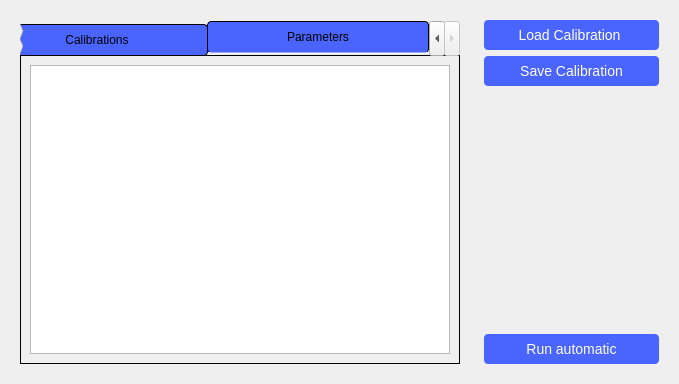
Before: the Qt Designer form ui/manualcalibration.ui in analogdevicesinc/scopy, drawn with Qt 5.
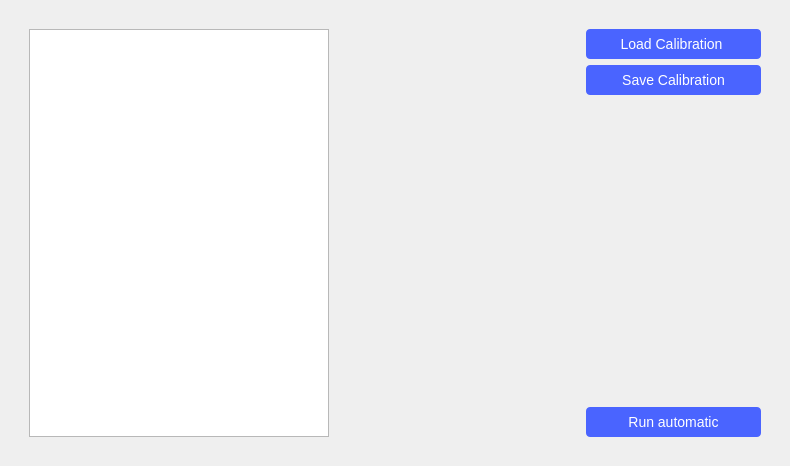
After: the same form once the commit is applied. The open tabs and pages were chosen to show the change. Custom widgets are drawn as their Qt base class.

Commit message:
ManualCalibration: Rework UI
This is a ui rework for the manual calibration tool.

Changes:
- redo the calibration list
- add calibration paramater table and autocalibration table
to the story widget

The edit to the form file:
```diff
--- a/ui/manualcalibration.ui
+++ b/ui/manualcalibration.ui
@@ -6,8 +6,8 @@
    <rect>
     <x>0</x>
     <y>0</y>
-    <width>679</width>
-    <height>384</height>
+    <width>790</width>
+    <height>466</height>
    </rect>
   </property>
   <property name="windowTitle">
@@ -143,58 +143,88 @@
  	font-style:normal
 }</string>
   </property>
-  <layout class="QHBoxLayout" name="horizontalLayout">
+  <layout class="QVBoxLayout" name="verticalLayout_2">
    <item>
-    <widget class="adiscope::DetachDragZone" name="ListWidget" native="true">
+    <widget class="QWidget" name="TopWidget" native="true">
+     <property name="sizePolicy">
+      <sizepolicy hsizetype="Preferred" vsizetype="MinimumExpanding">
+       <horstretch>0</horstretch>
+       <verstretch>0</verstretch>
+      </sizepolicy>
+     </property>
+     <layout class="QHBoxLayout" name="horizontalLayout_4">
+      <item>
+       <widget class="QWidget" name="ListWidget" native="true">
+        <property name="autoFillBackground">
+         <bool>false</bool>
+        </property>
      <layout class="QHBoxLayout" name="horizontalLayout_2">
       <item>
-       <widget class="QTabWidget" name="tabWidget">
-        <property name="styleSheet">
-         <string notr="true">QTabBar::tab
- {  
-	width: 200px; 
-	height: 20px;
-}</string>
-        </property>
-        <property name="currentIndex">
-         <number>0</number>
-        </property>
-        <widget class="QWidget" name="calibrations">
-         <attribute name="title">
-          <string>Calibrations</string>
-         </attribute>
+          <widget class="QListWidget" name="calibList">
+           <property name="sizePolicy">
+            <sizepolicy hsizetype="Fixed" vsizetype="Preferred">
+             <horstretch>0</horstretch>
+             <verstretch>0</verstretch>
+            </sizepolicy>
+           </property>
+           <property name="minimumSize">
+            <size>
+             <width>300</width>
+             <height>0</height>
+            </size>
+           </property>
+           <property name="font">
+            <font>
+             <family>DejaVu Sans</family>
+             <pointsize>14</pointsize>
+             <weight>9</weight>
+             <italic>false</italic>
+             <bold>false</bold>
+            </font>
+           </property>
+          </widget>
+         </item>
+        </layout>
+       </widget>
+      </item>
+      <item>
+       <widget class="QWidget" name="storyWidget" native="true">
+        <property name="sizePolicy">
+         <sizepolicy hsizetype="MinimumExpanding" vsizetype="Preferred">
+          <horstretch>0</horstretch>
+          <verstretch>0</verstretch>
+         </sizepolicy>
+        </property>
+        <property name="minimumSize">
+         <size>
+          <width>0</width>
+          <height>0</height>
+         </size>
+        </property>
          <layout class="QHBoxLayout" name="horizontalLayout_3">
-          <item>
-           <widget class="QListWidget" name="calibList"/>
-          </item>
-         </layout>
-        </widget>
-        <widget class="QWidget" name="parameters">
+         <property name="bottomMargin">
+          <number>0</number>
+         </property>
+        </layout>
+       </widget>
+      </item>
+      <item>
+       <widget class="QWidget" name="SideBar" native="true">
          <property name="sizePolicy">
-          <sizepolicy hsizetype="Preferred" vsizetype="Preferred">
+         <sizepolicy hsizetype="Maximum" vsizetype="Preferred">
            <horstretch>0</horstretch>
-           <verstretch>3</verstretch>
-          </sizepolicy>
-         </property>
-         <attribute name="title">
-          <string>Parameters</string>
-         </attribute>
-         <layout class="QHBoxLayout" name="horizontalLayout_4">
-          <item>
-           <widget class="QTableWidget" name="paramTable"/>
-          </item>
-         </layout>
-        </widget>
-       </widget>
-      </item>
-     </layout>
-    </widget>
-   </item>
-   <item>
-    <widget class="adiscope::DetachDragZone" name="SideBar" native="true">
+          <verstretch>0</verstretch>
+         </sizepolicy>
+        </property>
      <layout class="QVBoxLayout" name="verticalLayout">
       <item>
        <widget class="QPushButton" name="loadButton">
+           <property name="sizePolicy">
+            <sizepolicy hsizetype="Preferred" vsizetype="Preferred">
+             <horstretch>0</horstretch>
+             <verstretch>0</verstretch>
+            </sizepolicy>
+           </property>
         <property name="text">
          <string>Load Calibration </string>
         </property>
@@ -202,6 +232,12 @@
       </item>
       <item>
        <widget class="QPushButton" name="saveButton">
+           <property name="sizePolicy">
+            <sizepolicy hsizetype="Preferred" vsizetype="Preferred">
+             <horstretch>0</horstretch>
+             <verstretch>0</verstretch>
+            </sizepolicy>
+           </property>
         <property name="text">
          <string>Save Calibration</string>
         </property>
@@ -222,6 +258,12 @@
       </item>
       <item>
        <widget class="QPushButton" name="autoButton">
+           <property name="sizePolicy">
+            <sizepolicy hsizetype="Preferred" vsizetype="Preferred">
+             <horstretch>0</horstretch>
+             <verstretch>0</verstretch>
+            </sizepolicy>
+           </property>
         <property name="styleSheet">
          <string notr="true">global.qss</string>
         </property>
@@ -235,14 +277,9 @@
    </item>
   </layout>
  </widget>
- <customwidgets>
-  <customwidget>
-   <class>adiscope::DetachDragZone</class>
-   <extends>QWidget</extends>
-   <header>detachdragzone.h</header>
-   <container>1</container>
-  </customwidget>
- </customwidgets>
+   </item>
+  </layout>
+ </widget>
  <resources/>
  <connections/>
 </ui>
```
Lines whose indentation alone changed are shown as unchanged. The commit also changes 3 other files.
